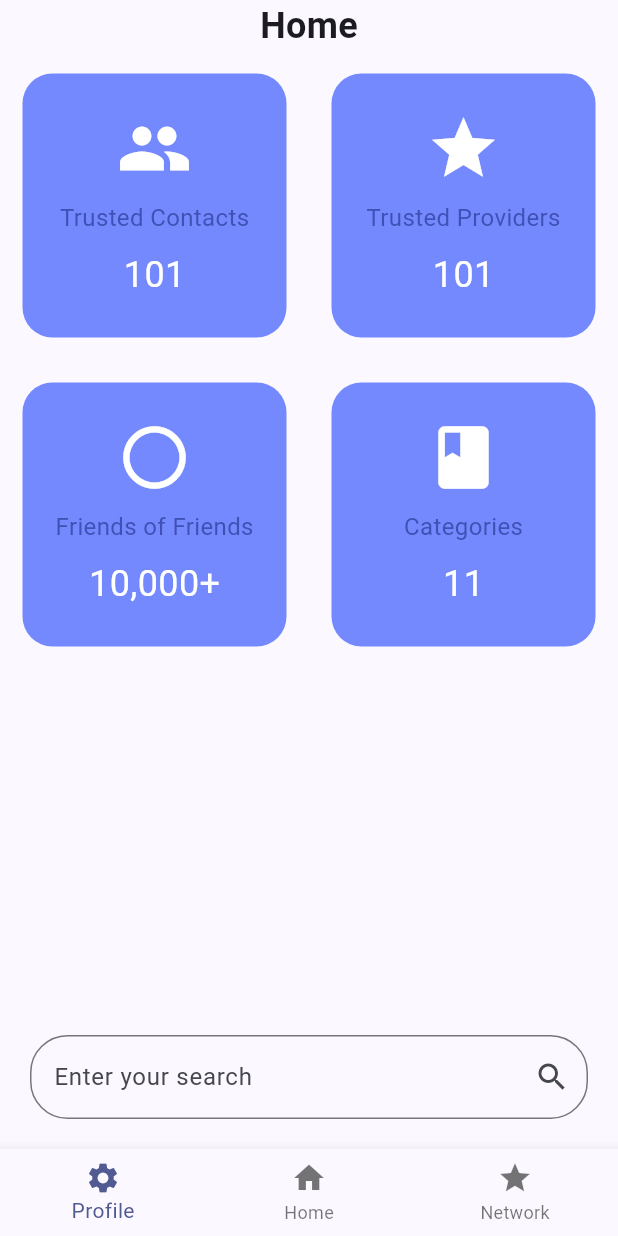
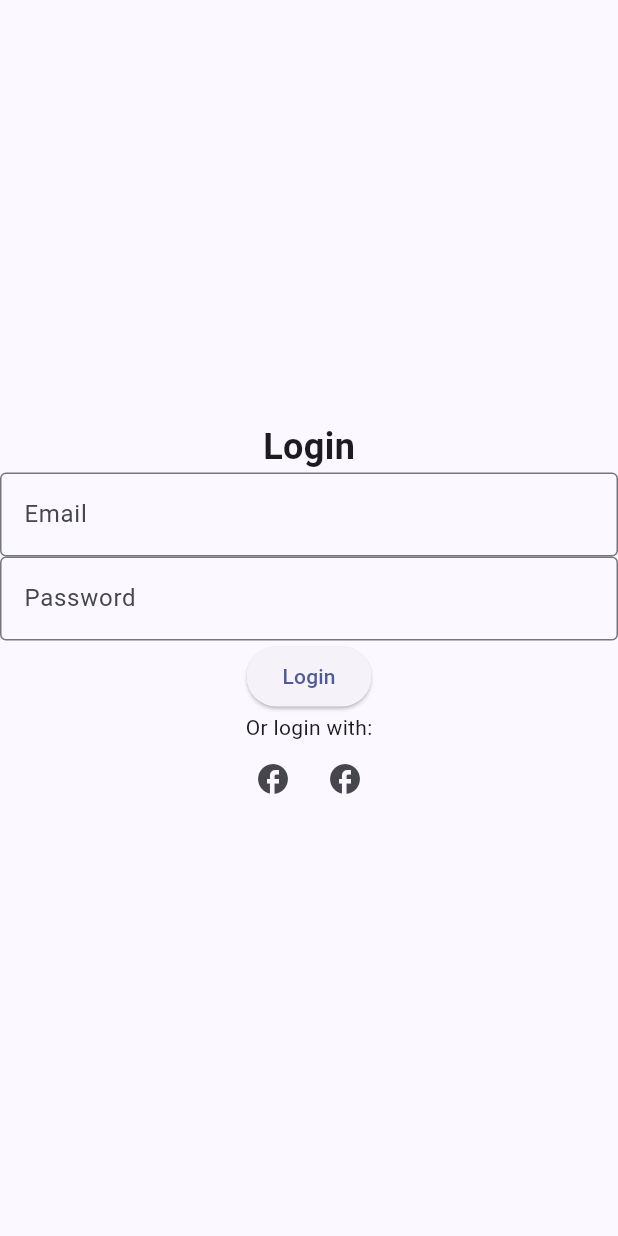
Before and after one commit to lalitparkale/TrustNet, a Flutter app: the screen it shows after launch, on a phone screen of 412 x 824 dp. Run offline on Flutter 3.47's test engine with Material 3 defaults, Android fonts, the light colour scheme and no system bars.

```diff
--- a/Prototype/mobile_app/lib/main.dart
+++ b/Prototype/mobile_app/lib/main.dart
@@ -1,5 +1,5 @@
 import 'package:flutter/material.dart';
-import 'package:mobile_app/pages/home.dart';
+import 'package:mobile_app/pages/login.dart';
 
 void main() {
   runApp(const MyApp());
@@ -7,6 +7,11 @@ void main() {
 
 class MyApp extends StatelessWidget {
   const MyApp({super.key});
+
+  //create initialisation function
+  void getInitInfo() {
+    //initialise the app
+  }
 
   // This widget is the root of your application.
   @override
@@ -18,7 +23,8 @@ class MyApp extends StatelessWidget {
         colorScheme: ColorScheme.fromSeed(seedColor: Colors.indigo),
         useMaterial3: true,
       ),
-      home: const HomePage(title: 'TrustNet - word of friends!'),
+      //home: const HomePage(title: 'TrustNet - word of friends!'),
+      home: const LoginPage(title: 'TrustNet - word of friends!'),
     );
   }
 }
--- a/Prototype/mobile_app/lib/pages/login.dart
+++ b/Prototype/mobile_app/lib/pages/login.dart
@@ -0,0 +1,92 @@
+import 'package:flutter/material.dart';
+import 'package:mobile_app/pages/home.dart';
+
+class LoginPage extends StatefulWidget {
+  const LoginPage({Key? key, required this.title}) : super(key: key);
+
+  final String title;
+
+  @override
+  State<LoginPage> createState() => _LoginPageState();
+}
+
+class _LoginPageState extends State<LoginPage> {
+  @override
+  Widget build(BuildContext context) {
+    return Scaffold(
+        // appBar: AppBar(
+        // title: Text(widget.title),
+        // ),
+        body:
+            //create standard login page with 2 text fields and a button and oauth providers
+            Center(
+      child: Column(
+        mainAxisAlignment: MainAxisAlignment.center,
+        children: <Widget>[
+          const Text('Login',
+              style: TextStyle(
+                fontSize: 24,
+                fontWeight: FontWeight.bold,
+              )),
+          //add text field widget
+          const TextField(
+            decoration: InputDecoration(
+              border: OutlineInputBorder(),
+              labelText: 'Email',
+            ),
+          ),
+          //add text field widget
+          const TextField(
+            decoration: InputDecoration(
+              border: OutlineInputBorder(),
+              labelText: 'Password',
+            ),
+          ),
+          //add button widget
+          ElevatedButton(
+            onPressed: () {
+              //navigate to home page
+              //Navigator.pushNamed(context, '/home');
+              Navigator.push(
+                context,
+                MaterialPageRoute(
+                    builder: (context) => const HomePage(title: 'TrustNet')),
+              );
+            },
+            child: const Text('Login'),
+          ),
+          //add oauth providers
+          const Text('Or login with:'),
+          //add row widget
+          Row(
+            mainAxisAlignment: MainAxisAlignment.center,
+            children: <Widget>[
+              //add icon button widget
+              IconButton(
+                icon: const Icon(Icons.facebook),
+                onPressed: () {
+                  //navigate to home page
+                  //Navigator.pushNamed(context, '/home');
+                  Navigator.push(
+                    context,
+                    MaterialPageRoute(
+                        builder: (context) =>
+                            const HomePage(title: 'TrustNet')),
+                  );
+                },
+              ),
+              //add icon button widget
+              IconButton(
+                icon: const Icon(Icons.facebook),
+                onPressed: () {
+                  //navigate to home page
+                  Navigator.pushNamed(context, '/home');
+                },
+              ),
+            ],
+          ),
+        ],
+      ),
+    ));
+  }
+}
--- a/Prototype/mobile_app/lib/pages/recommendation.dart
+++ b/Prototype/mobile_app/lib/pages/recommendation.dart
@@ -30,7 +30,7 @@ class RecommendationPage extends StatelessWidget {
             Padding(
               padding: const EdgeInsets.all(20),
               child: Text(
-                'Recommendations for : $SearchModel.getSearchText()',
+                'Recommendations for : ${SearchModel.getSearchText()}',
                 style: const TextStyle(
                   fontSize: 16,
                   fontWeight: FontWeight.bold,
```
Also changed, not shown: Prototype/mobile_app/lib/globals.dart (added, +8 -0 lines), Prototype/mobile_app/lib/model/profile_model.dart (+24 -11 lines), Prototype/mobile_app/lib/pages/profile.dart (+99 -0 lines), Prototype/mobile_app/lib/pages/screen_lib.dart (+26 -23 lines).
